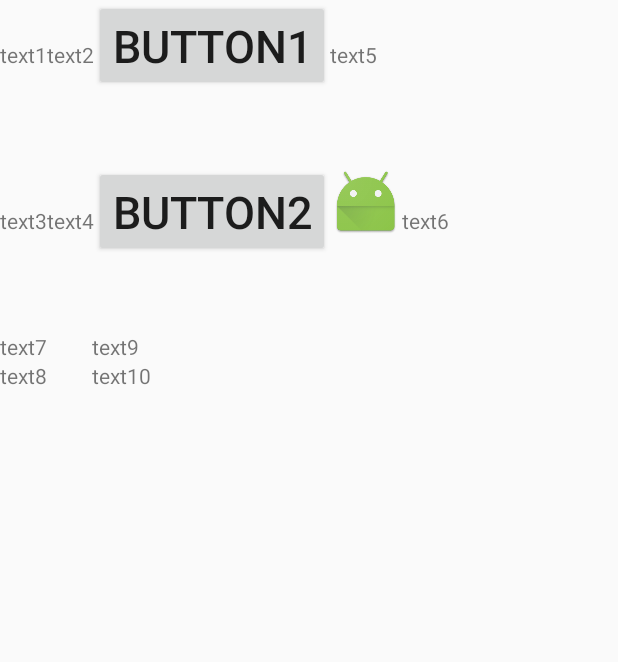
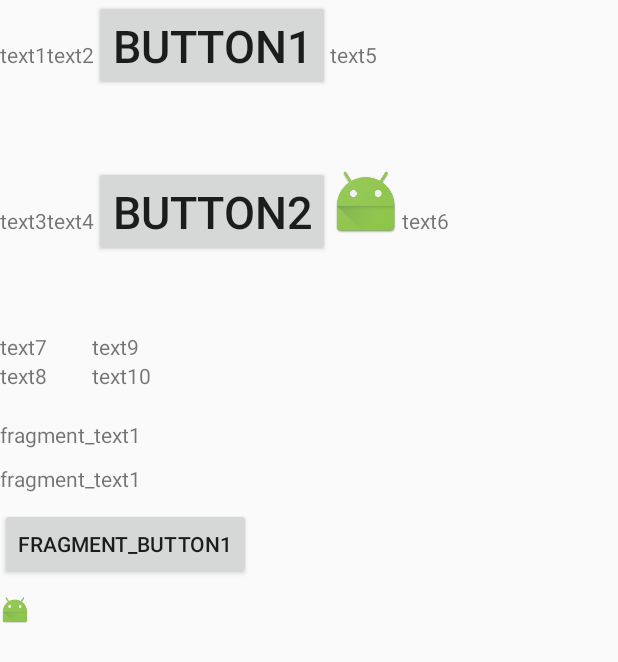
Before and after one commit to kbja/MoveViews, an Android app: the screen it shows after launch (SampleActivity), on a phone screen of 412 x 824 dp. Shown: the top 662 px of the screen. Run offline under Robolectric (Android 15) with nearby library versions, the phone set to English and light mode, and no system bars.

Commit message:
it's also useful to fragment

```diff
--- a/app/src/main/AndroidManifest.xml
+++ b/app/src/main/AndroidManifest.xml
@@ -7,7 +7,7 @@
         android:label="@string/app_name"
         android:supportsRtl="true"
         android:theme="@style/AppTheme">
-        <activity android:name=".SampleActivity"
+        <activity android:name=".Samples.SampleActivity"
             android:launchMode="singleInstance">
         <intent-filter>
             <action android:name="android.intent.action.MAIN" />
--- a/app/src/main/java/cn/zjukbja/moveviews/MoveView.java
+++ b/app/src/main/java/cn/zjukbja/moveviews/MoveView.java
@@ -1,5 +1,6 @@
 package cn.zjukbja.moveviews;
 
+import android.app.Fragment;
 import android.content.Context;
 import android.util.DisplayMetrics;
 import android.util.Log;
@@ -13,7 +14,7 @@ import android.view.animation.AnimationUtils;
  * Created by zhou on 16/5/11.
  */
 public class MoveView {
-    DisplayMetrics dm;
+    private DisplayMetrics dm;
     private final int screenWidth;
     private final int screenHeight;
     private int parentWidth;
@@ -163,7 +164,7 @@ public class MoveView {
         moveStatus = MOVING;
         changeAttr.initMoving();
     }
-
+    //not useful yet
     public void setIsInParent(boolean b) {
         if (b)
             viewBorder = inParent;
--- a/app/src/main/java/cn/zjukbja/moveviews/SampleActivity.java
+++ b/app/src/main/java/cn/zjukbja/moveviews/Samples/SampleActivity.java
@@ -1,10 +1,15 @@
-package cn.zjukbja.moveviews;
+package cn.zjukbja.moveviews.Samples;
 
 import android.app.Activity;
+import android.app.Fragment;
+import android.app.FragmentManager;
 import android.os.Bundle;
 import android.util.Log;
 import android.view.View;
-import android.widget.Button;
+import android.view.ViewGroup;
+
+import cn.zjukbja.moveviews.MoveView;
+import cn.zjukbja.moveviews.R;
 
 
 /**
@@ -14,7 +19,7 @@ public class SampleActivity extends Activity {
     @Override
     protected void onCreate(Bundle savedInstanceState) {
         super.onCreate(savedInstanceState);
-        setContentView(R.layout.test_activity);
+        setContentView(R.layout.sample_activity);
 
     }
 
@@ -23,6 +28,7 @@ public class SampleActivity extends Activity {
         super.onResume();
         View view;
         try {
+            //basic view
             view  = findViewById(R.id.first_line);
             new MoveView(view, this);
             view = findViewById(R.id.second_line);
@@ -30,9 +36,16 @@ public class SampleActivity extends Activity {
             view = findViewById(R.id.image1);
             new MoveView(view,this);
             view = findViewById(R.id.third_line_1);
-            Log.e("1234",view.getHeight()+"****");
-            Log.e("1234",((View)view.getParent()).getHeight()+"****");
             new MoveView(view,this);
+
+            //fragment
+            FragmentManager manager = getFragmentManager();
+            Fragment sampleFragment = manager.findFragmentById(R.id.sample_fragment);
+            view = sampleFragment.getView();
+            new MoveView(view,this);
+            view = view.findViewById(R.id.fragment_image1);
+            new MoveView(view,this);
+
 
         } catch (Exception e) {
             e.printStackTrace();
--- /dev/null
+++ b/app/src/main/java/cn/zjukbja/moveviews/Samples/SampleFragment.java
@@ -0,0 +1,22 @@
+package cn.zjukbja.moveviews.Samples;
+
+import android.app.Fragment;
+import android.os.Bundle;
+import android.support.annotation.Nullable;
+import android.view.LayoutInflater;
+import android.view.View;
+import android.view.ViewGroup;
+
+import cn.zjukbja.moveviews.R;
+
+/**
+ * Created by zhou on 16/5/16.
+ */
+public class SampleFragment extends Fragment{
+    @Nullable
+    @Override
+    public View onCreateView(LayoutInflater inflater, ViewGroup container, Bundle savedInstanceState) {
+        View view = inflater.inflate(R.layout.sample_fragment,container,true);
+        return view;
+    }
+}
--- a/app/src/main/res/layout/test_activity.xml
+++ b/app/src/main/res/layout/sample_activity.xml
@@ -114,7 +114,14 @@
                 android:layout_below="@id/text9"/>
 
         </RelativeLayout>
-
     </LinearLayout>
+    <fragment
+        android:layout_width="wrap_content"
+        android:layout_height="wrap_content"
+        android:name="cn.zjukbja.moveviews.Samples.SampleFragment"
+        android:layout_below="@id/third_line"
+        android:layout_marginTop="10dp"
+        android:id="@+id/sample_fragment"
+        />
 
 </RelativeLayout>
--- /dev/null
+++ b/app/src/main/res/layout/sample_fragment.xml
@@ -0,0 +1,27 @@
+<?xml version="1.0" encoding="utf-8"?>
+<LinearLayout xmlns:android="http://schemas.android.com/apk/res/android"
+    android:orientation="vertical" android:layout_width="match_parent"
+    android:layout_height="match_parent">
+    <TextView
+        android:layout_width="wrap_content"
+        android:layout_height="wrap_content"
+        android:layout_marginTop="10dp"
+        android:text="fragment_text1"/>
+    <TextView
+        android:layout_width="wrap_content"
+        android:layout_height="wrap_content"
+        android:layout_marginTop="10dp"
+        android:text="fragment_text1"/>
+    <Button
+        android:layout_width="wrap_content"
+        android:layout_height="wrap_content"
+        android:layout_marginTop="10dp"
+        android:id="@+id/fragment_button1"
+        android:text="fragment_button1"/>
+    <ImageView
+        android:layout_width="20dp"
+        android:layout_height="20dp"
+        android:layout_marginTop="10dp"
+        android:id="@+id/fragment_image1"
+        android:src="@mipmap/ic_launcher"/>
+</LinearLayout>
--- a/app/src/main/res/layout/test_fragment.xml
+++ /dev/null
@@ -1,6 +0,0 @@
-<?xml version="1.0" encoding="utf-8"?>
-<LinearLayout xmlns:android="http://schemas.android.com/apk/res/android"
-    android:orientation="vertical" android:layout_width="match_parent"
-    android:layout_height="match_parent">
-
-</LinearLayout>
```
